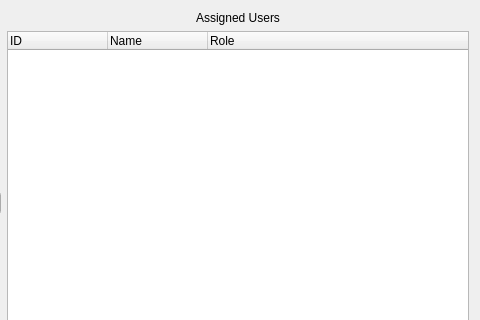
Before: the Qt Designer form TeamMembers.ui in CDDDJ-A-2015/Project, drawn with Qt 5; both pictures show x 473 to 953 and y 0 to 320 of the 953 by 667 pixel window.
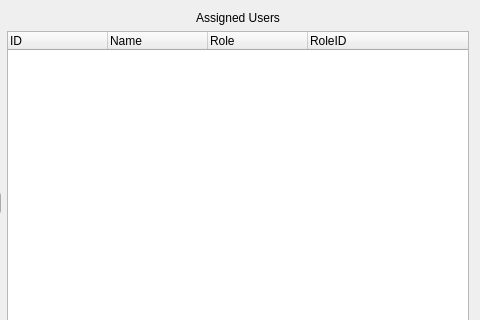
After: the same form once the commit is applied. Icons and pictures are not drawn.

The edit to the form file:
```diff
--- a/TeamMembers.ui
+++ b/TeamMembers.ui
@@ -149,6 +149,11 @@
            <string>Role</string>
           </property>
          </column>
+         <column>
+          <property name="text">
+           <string>RoleID</string>
+          </property>
+         </column>
         </widget>
        </item>
       </layout>
```
